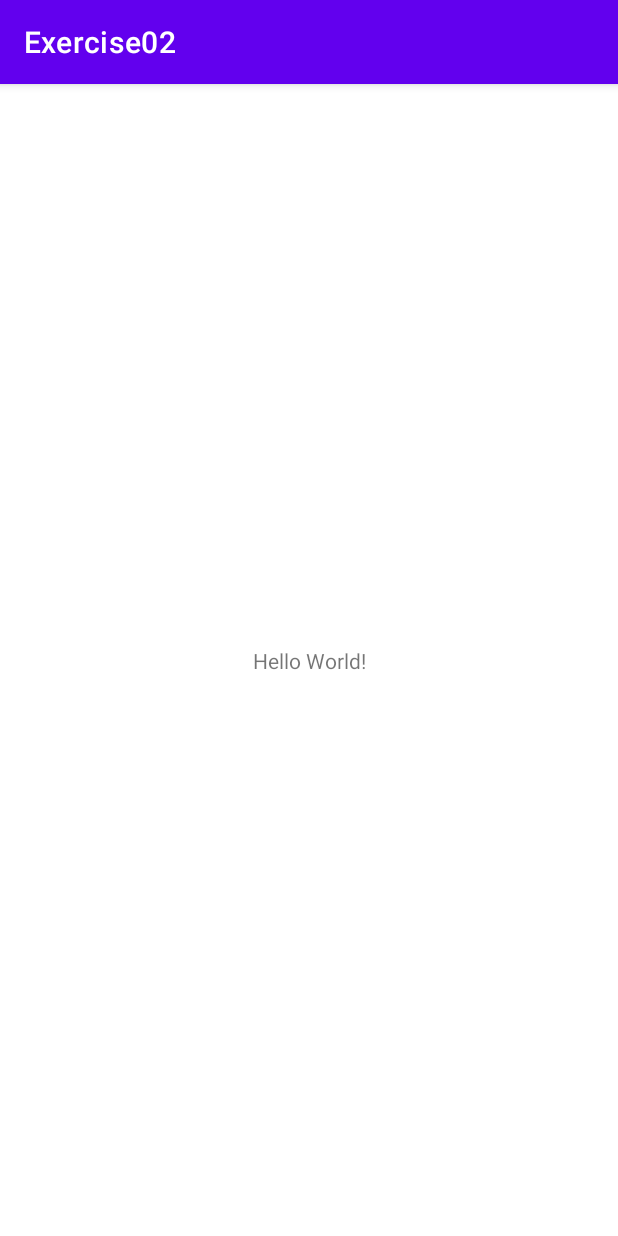
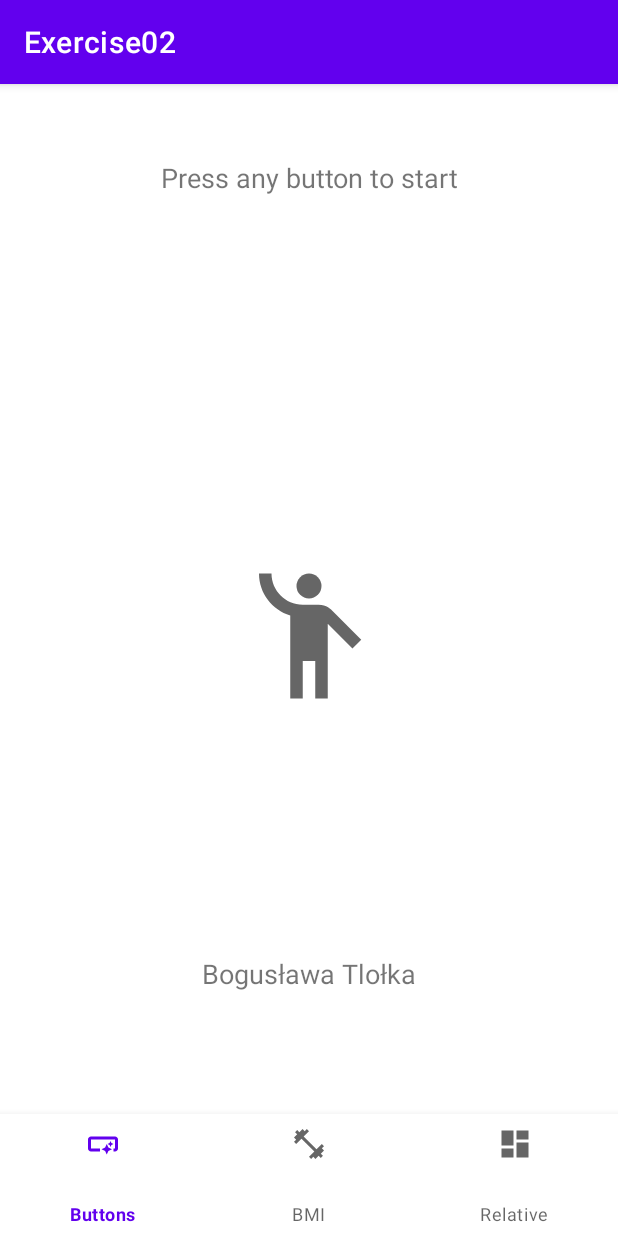
Before and after one commit to Boguslawa-Tlolka/Android_uni_lab, an Android app: the screen it shows after launch (MainActivity), on a phone screen of 412 x 824 dp. Run offline under Robolectric (Android 15) with nearby library versions, the phone set to English and light mode, and no system bars.

Commit message:
Add main activity

```diff
--- /dev/null
+++ b/android_lab/ex_02_passing_data_intents/app/src/main/res/drawable/ic_button.xml
@@ -0,0 +1,10 @@
+<vector xmlns:android="http://schemas.android.com/apk/res/android"
+    android:width="24dp"
+    android:height="24dp"
+    android:viewportWidth="24"
+    android:viewportHeight="24"
+    android:tint="?attr/colorControlNormal">
+  <path
+      android:fillColor="@android:color/white"
+      android:pathData="M22,9v6c0,1.1 -0.9,2 -2,2h-1l0,-2h1V9H4v6h6v2H4c-1.1,0 -2,-0.9 -2,-2V9c0,-1.1 0.9,-2 2,-2h16C21.1,7 22,7.9 22,9zM14.5,19l1.09,-2.41L18,15.5l-2.41,-1.09L14.5,12l-1.09,2.41L11,15.5l2.41,1.09L14.5,19zM17,14l0.62,-1.38L19,12l-1.38,-0.62L17,10l-0.62,1.38L15,12l1.38,0.62L17,14zM14.5,19l1.09,-2.41L18,15.5l-2.41,-1.09L14.5,12l-1.09,2.41L11,15.5l2.41,1.09L14.5,19zM17,14l0.62,-1.38L19,12l-1.38,-0.62L17,10l-0.62,1.38L15,12l1.38,0.62L17,14z"/>
+</vector>
--- /dev/null
+++ b/android_lab/ex_02_passing_data_intents/app/src/main/res/drawable/ic_fitness.xml
@@ -0,0 +1,10 @@
+<vector xmlns:android="http://schemas.android.com/apk/res/android"
+    android:width="24dp"
+    android:height="24dp"
+    android:viewportWidth="24"
+    android:viewportHeight="24"
+    android:tint="?attr/colorControlNormal">
+  <path
+      android:fillColor="@android:color/white"
+      android:pathData="M20.57,14.86L22,13.43 20.57,12 17,15.57 8.43,7 12,3.43 10.57,2 9.14,3.43 7.71,2 5.57,4.14 4.14,2.71 2.71,4.14l1.43,1.43L2,7.71l1.43,1.43L2,10.57 3.43,12 7,8.43 15.57,17 12,20.57 13.43,22l1.43,-1.43L16.29,22l2.14,-2.14 1.43,1.43 1.43,-1.43 -1.43,-1.43L22,16.29z"/>
+</vector>
--- /dev/null
+++ b/android_lab/ex_02_passing_data_intents/app/src/main/res/drawable/ic_pictures.xml
@@ -0,0 +1,10 @@
+<vector xmlns:android="http://schemas.android.com/apk/res/android"
+    android:width="24dp"
+    android:height="24dp"
+    android:viewportWidth="24"
+    android:viewportHeight="24"
+    android:tint="?attr/colorControlNormal">
+  <path
+      android:fillColor="@android:color/white"
+      android:pathData="M3,13h8L11,3L3,3v10zM3,21h8v-6L3,15v6zM13,21h8L21,11h-8v10zM13,3v6h8L21,3h-8z"/>
+</vector>
--- /dev/null
+++ b/android_lab/ex_02_passing_data_intents/app/src/main/res/drawable/ic_welcome.xml
@@ -0,0 +1,13 @@
+<vector xmlns:android="http://schemas.android.com/apk/res/android"
+    android:width="24dp"
+    android:height="24dp"
+    android:viewportWidth="24"
+    android:viewportHeight="24"
+    android:tint="?attr/colorControlNormal">
+  <path
+      android:fillColor="@android:color/white"
+      android:pathData="M12,4m-2,0a2,2 0,1 1,4 0a2,2 0,1 1,-4 0"/>
+  <path
+      android:fillColor="@android:color/white"
+      android:pathData="M15.89,8.11C15.5,7.72 14.83,7 13.53,7c-0.21,0 -1.42,0 -2.54,0C8.24,6.99 6,4.75 6,2H4c0,3.16 2.11,5.84 5,6.71V22h2v-6h2v6h2V10.05L18.95,14l1.41,-1.41L15.89,8.11z"/>
+</vector>
--- a/android_lab/ex_02_passing_data_intents/app/src/main/res/layout/activity_main.xml
+++ b/android_lab/ex_02_passing_data_intents/app/src/main/res/layout/activity_main.xml
@@ -1,18 +1,49 @@
 <?xml version="1.0" encoding="utf-8"?>
-<androidx.constraintlayout.widget.ConstraintLayout xmlns:android="http://schemas.android.com/apk/res/android"
+<LinearLayout
+    xmlns:tools="http://schemas.android.com/tools"
     xmlns:app="http://schemas.android.com/apk/res-auto"
-    xmlns:tools="http://schemas.android.com/tools"
+    xmlns:android="http://schemas.android.com/apk/res/android"
+    android:orientation="vertical"
     android:layout_width="match_parent"
     android:layout_height="match_parent"
     tools:context=".MainActivity">
 
     <TextView
+        android:id="@+id/descriptionTextView"
+        android:layout_width="match_parent"
+        android:layout_height="wrap_content"
+        android:text="@string/description"
+        android:textAlignment="center"
+        android:layout_marginTop="50dp"
+        android:textSize="18sp"
+        android:layout_weight="2" />
+
+    <ImageView
+        android:id="@+id/welcomeImage"
+        android:src="@drawable/ic_welcome"
+        android:layout_width="100dp"
+        android:layout_height="100dp"
+        android:layout_gravity="center_horizontal"
+        android:layout_weight="2" />
+
+    <TextView
+        android:id="@+id/authorTextView"
+        android:layout_width="match_parent"
+        android:layout_height="wrap_content"
+        android:layout_weight="2"
+        android:gravity="center"
+        android:text="@string/author"
+        android:textAlignment="center"
+        android:textSize="18sp" />
+
+    <com.google.android.material.bottomnavigation.BottomNavigationView
+        android:id="@+id/bottomNavigation"
         android:layout_width="wrap_content"
-        android:layout_height="wrap_content"
-        android:text="Hello World!"
-        app:layout_constraintBottom_toBottomOf="parent"
-        app:layout_constraintLeft_toLeftOf="parent"
-        app:layout_constraintRight_toRightOf="parent"
-        app:layout_constraintTop_toTopOf="parent" />
+        android:layout_height="0dp"
+        android:layout_gravity="bottom"
+        android:layout_weight="1"
+        app:menu="@menu/bottom_nav_menu"
+        tools:layout_editor_absoluteX="106dp"
+        tools:layout_editor_absoluteY="519dp" />
 
-</androidx.constraintlayout.widget.ConstraintLayout>
+</LinearLayout>
--- /dev/null
+++ b/android_lab/ex_02_passing_data_intents/app/src/main/res/menu/bottom_nav_menu.xml
@@ -0,0 +1,17 @@
+<?xml version="1.0" encoding="utf-8"?>
+<menu xmlns:android="http://schemas.android.com/apk/res/android">
+    <item
+        android:id="@+id/leftButton"
+        android:title="@string/buttons"
+        android:icon="@drawable/ic_button" />
+
+    <item
+        android:id="@+id/centerButton"
+        android:title="@string/bmi"
+        android:icon="@drawable/ic_fitness"/>
+
+    <item
+        android:id="@+id/rightButton"
+        android:title="@string/relative"
+        android:icon="@drawable/ic_pictures"/>
+</menu>
--- a/android_lab/ex_02_passing_data_intents/app/src/main/res/values/strings.xml
+++ b/android_lab/ex_02_passing_data_intents/app/src/main/res/values/strings.xml
@@ -1,3 +1,8 @@
 <resources>
     <string name="app_name">Exercise02</string>
+    <string name="description">Press any button to start</string>
+    <string name="author">Bogusława Tlołka</string>
+    <string name="buttons">Buttons</string>
+    <string name="bmi">BMI</string>
+    <string name="relative">Relative</string>
 </resources>
```
